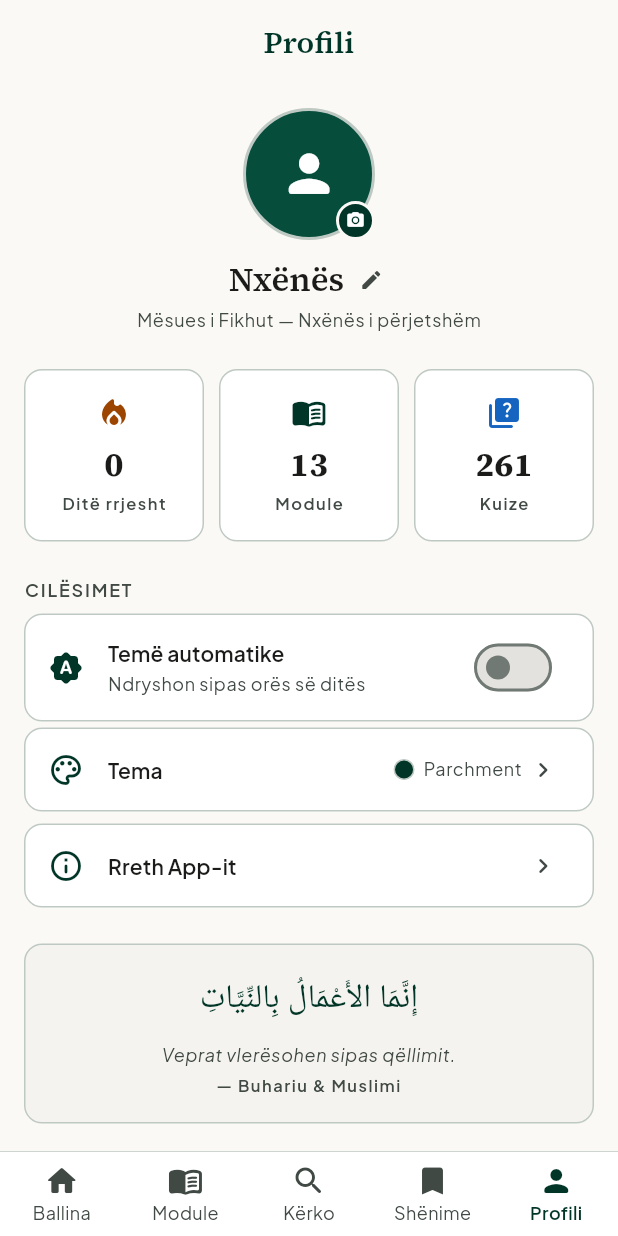
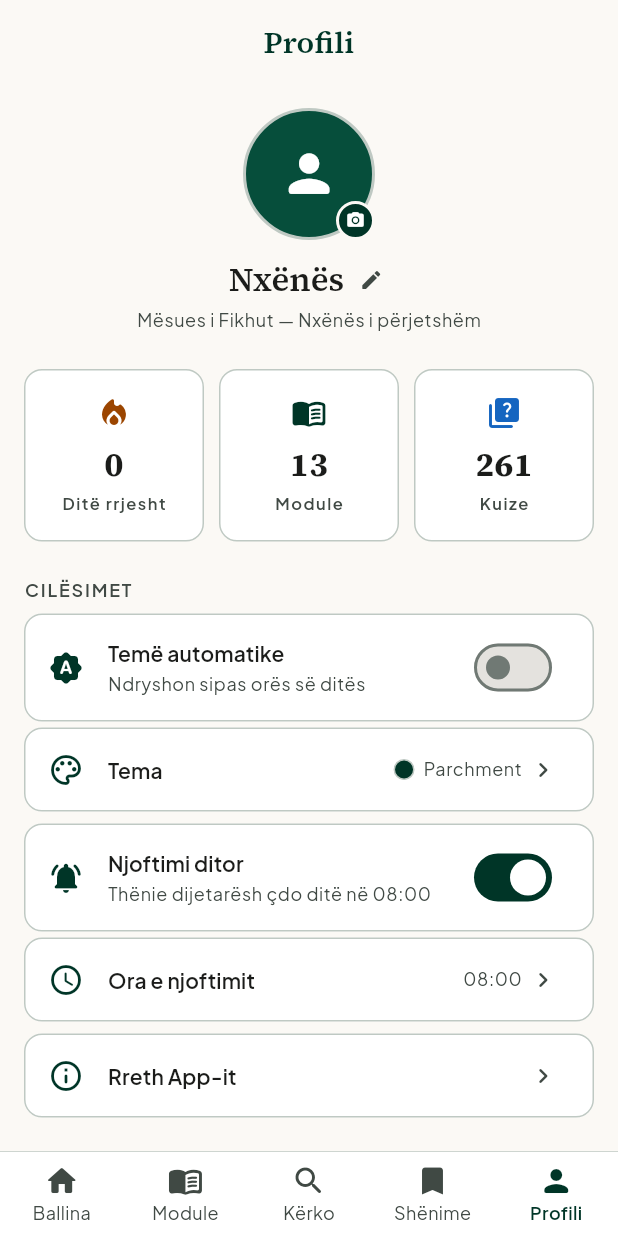
Before and after one commit to gaming-clan/al-mizan, a Flutter app: the ProfileScreen screen opened by its route, on a phone screen of 412 x 824 dp. Run offline on Flutter 3.47's test engine with Material 3 defaults, Android fonts, the phone set to English and light mode, and no system bars; our stand-ins replace drift, flutter_local_notifications, flutter_riverpod, flutter_timezone, go_router, google_fonts and 4 more; accounts and stored records are empty; generated files the repository leaves out were written again; Roboto replaces fonts that are missing (Amiri).

Commit message:
feat: implement daily quote notification feature with settings and scheduling

```diff
--- a/lib/features/profile/presentation/profile_screen.dart
+++ b/lib/features/profile/presentation/profile_screen.dart
@@ -6,6 +6,7 @@ import 'package:google_fonts/google_fonts.dart';
 import 'package:image_picker/image_picker.dart';
 import '../../../core/theme/app_colors.dart';
 import '../../home/providers/home_provider.dart';
+import '../../settings/providers/notification_provider.dart';
 import '../../settings/providers/settings_provider.dart';
 
 // ── Avatar widget ──────────────────────────────────────────
@@ -347,6 +348,7 @@ class ProfileScreen extends ConsumerWidget {
     final isAutoTheme = ref.watch(autoThemeProvider);
     final effectiveTheme = ref.watch(effectiveThemeProvider);
     final avatarPath = ref.watch(avatarPathProvider);
+    final notifSettings = ref.watch(dailyNotifProvider);
 
     return Scaffold(
       appBar: AppBar(title: const Text('Profili')),
@@ -546,6 +548,54 @@ class ProfileScreen extends ConsumerWidget {
             ),
           ),
           const SizedBox(height: 8),
+          // Daily quote notification toggle
+          _SettingsTile(
+            icon: Icons.notifications_active_rounded,
+            title: 'Njoftimi ditor',
+            subtitle: notifSettings.enabled
+                ? 'Thënie dijetarësh çdo ditë në ${notifSettings.timeLabel}'
+                : 'I çaktivizuar',
+            trailing: Switch.adaptive(
+              value: notifSettings.enabled,
+              onChanged: (v) =>
+                  ref.read(dailyNotifProvider.notifier).setEnabled(v),
+              activeTrackColor: cs.primary,
+            ),
+            onTap: () => ref
+                .read(dailyNotifProvider.notifier)
+                .setEnabled(!notifSettings.enabled),
+          ),
+          const SizedBox(height: 4),
+          // Notification time picker (disabled when notifications are off)
+          Opacity(
+            opacity: notifSettings.enabled ? 1.0 : 0.4,
+            child: _SettingsTile(
+              icon: Icons.schedule_rounded,
+              title: 'Ora e njoftimit',
+              trailing: Row(
+                mainAxisSize: MainAxisSize.min,
+                children: [
+                  Text(notifSettings.timeLabel,
+                      style: theme.textTheme.bodySmall),
+                  const SizedBox(width: 4),
+                  Icon(Icons.chevron_right_rounded,
+                      color: cs.onSurfaceVariant, size: 20),
+                ],
+              ),
+              onTap: notifSettings.enabled
+                  ? () async {
+                      final picked = await showTimePicker(
+                        context: context,
+                        initialTime: notifSettings.time,
+                      );
+                      if (picked != null) {
+                        ref.read(dailyNotifProvider.notifier).setTime(picked);
+                      }
+                    }
+                  : null,
+            ),
+          ),
+          const SizedBox(height: 8),
           _SettingsTile(
             icon: Icons.info_outline_rounded,
             title: 'Rreth App-it',
--- a/pubspec.yaml
+++ b/pubspec.yaml
@@ -40,6 +40,11 @@ dependencies:
   fl_chart: ^0.68.0
   flutter_markdown: ^0.7.3
 
+  # Notifications
+  flutter_local_notifications: ^19.0.0
+  timezone: ^0.10.0
+  flutter_timezone: ^4.1.0
+
   # Network
   http: ^1.2.1
 
```
Also changed, not shown: lib/core/constants/daily_quotes.dart (+4 -3 lines), lib/core/services/notification_service.dart (added, +116 -0 lines), lib/features/settings/providers/notification_provider.dart (added, +80 -0 lines), lib/main.dart (+6 -1 lines), 7 other files.
